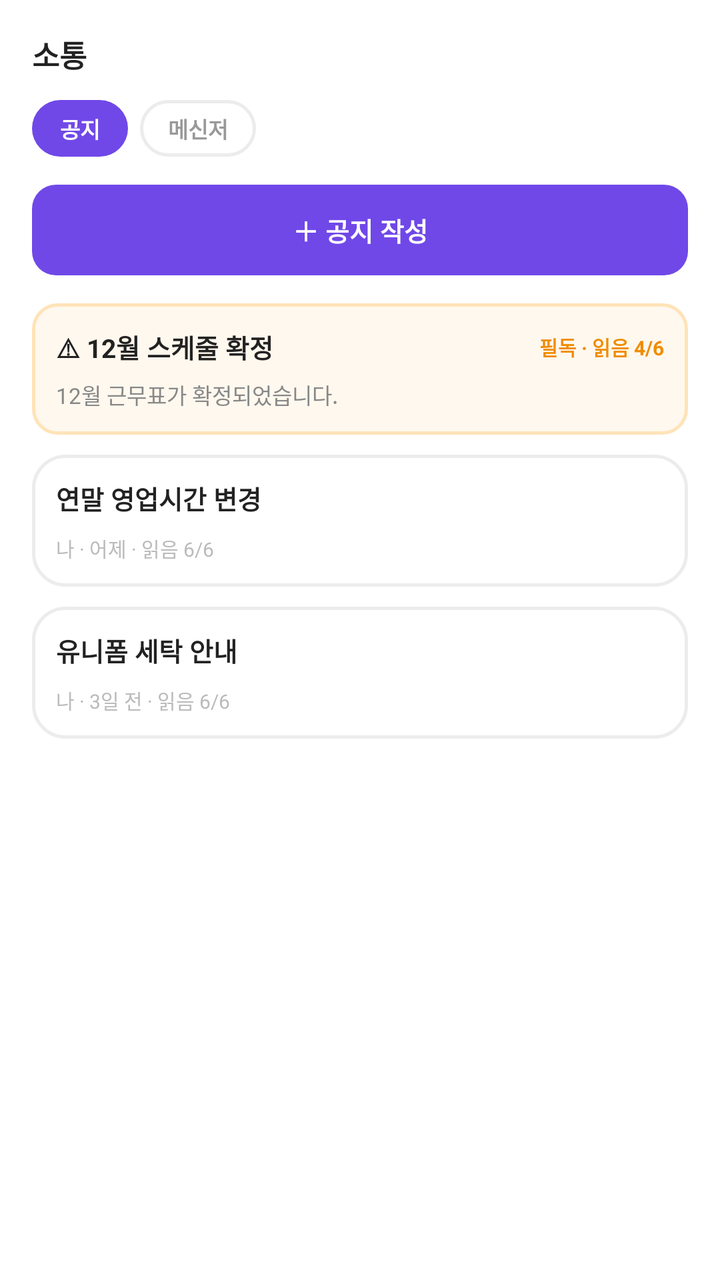
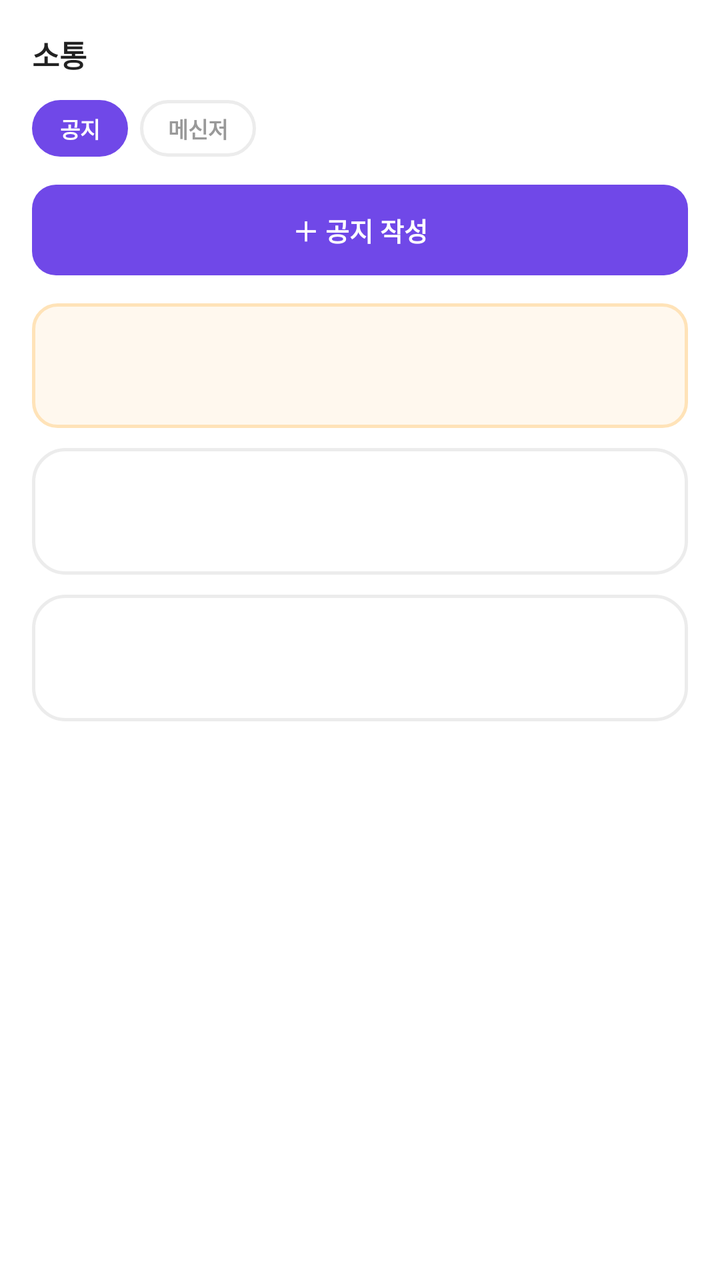

Compare the two renders of this Android layout. The source of the first and the diff that turns it into the second are given below.
<!-- AndroidManifest.xml: application theme Theme.PTManagerEmployer -->
<!-- res/layout/fragment_communication.xml -->
<?xml version="1.0" encoding="utf-8"?>
<androidx.core.widget.NestedScrollView xmlns:android="http://schemas.android.com/apk/res/android"
    android:layout_width="match_parent"
    android:layout_height="match_parent"
    android:background="@color/white"
    android:fillViewport="true">

    <LinearLayout
        android:layout_width="match_parent"
        android:layout_height="wrap_content"
        android:orientation="vertical"
        android:paddingHorizontal="16dp"
        android:paddingTop="16dp"
        android:paddingBottom="24dp">

        <TextView
            android:layout_width="wrap_content"
            android:layout_height="wrap_content"
            android:text="소통"
            android:textColor="@color/text_primary"
            android:textSize="15sp"
            android:textStyle="bold" />

        <LinearLayout
            android:layout_width="wrap_content"
            android:layout_height="wrap_content"
            android:layout_marginTop="12dp"
            android:orientation="horizontal">

            <TextView
                android:layout_width="wrap_content"
                android:layout_height="wrap_content"
                android:background="@drawable/bg_pill_active"
                android:text="공지"
                android:textColor="@color/white"
                android:textSize="11sp"
                android:textStyle="bold"
                android:paddingHorizontal="14dp"
                android:paddingVertical="6dp" />

            <TextView
                android:layout_width="wrap_content"
                android:layout_height="wrap_content"
                android:layout_marginStart="6dp"
                android:background="@drawable/bg_pill"
                android:text="메신저"
                android:textColor="@color/text_tertiary"
                android:textSize="11sp"
                android:textStyle="bold"
                android:paddingHorizontal="14dp"
                android:paddingVertical="6dp" />
        </LinearLayout>

        <TextView
            android:id="@+id/btn_write_notice"
            android:layout_width="match_parent"
            android:layout_height="wrap_content"
            android:layout_marginTop="14dp"
            android:background="@drawable/bg_btn_primary"
            android:text="＋ 공지 작성"
            android:textColor="@color/white"
            android:textSize="13sp"
            android:textStyle="bold"
            android:gravity="center"
            android:paddingVertical="13dp"
            android:foreground="?attr/selectableItemBackground" />

        
        <LinearLayout
            android:layout_width="match_parent"
            android:layout_height="wrap_content"
            android:layout_marginTop="14dp"
            android:orientation="vertical"
            android:background="@drawable/bg_card_warn"
            android:padding="12dp">

            <LinearLayout
                android:layout_width="match_parent"
                android:layout_height="wrap_content"
                android:orientation="horizontal"
                android:gravity="center_vertical">

                <TextView
                    android:layout_width="0dp"
                    android:layout_height="wrap_content"
                    android:layout_weight="1"
                    android:text="⚠ 12월 스케줄 확정"
                    android:textColor="@color/text_primary"
                    android:textSize="13sp"
                    android:textStyle="bold" />

                <TextView
                    android:layout_width="wrap_content"
                    android:layout_height="wrap_content"
                    android:text="필독 · 읽음 4/6"
                    android:textColor="@color/warn_orange"
                    android:textSize="10sp"
                    android:textStyle="bold" />
            </LinearLayout>

            <TextView
                android:layout_width="wrap_content"
                android:layout_height="wrap_content"
                android:layout_marginTop="6dp"
                android:text="12월 근무표가 확정되었습니다."
                android:textColor="@color/text_secondary"
                android:textSize="11sp" />
        </LinearLayout>

        
        <LinearLayout
            android:layout_width="match_parent"
            android:layout_height="wrap_content"
            android:layout_marginTop="10dp"
            android:orientation="vertical"
            android:background="@drawable/bg_card"
            android:padding="12dp">

            <TextView
                android:layout_width="wrap_content"
                android:layout_height="wrap_content"
                android:text="연말 영업시간 변경"
                android:textColor="@color/text_primary"
                android:textSize="13sp"
                android:textStyle="bold" />

            <TextView
                android:layout_width="wrap_content"
                android:layout_height="wrap_content"
                android:layout_marginTop="8dp"
                android:text="나 · 어제 · 읽음 6/6"
                android:textColor="@color/text_hint"
                android:textSize="10sp" />
        </LinearLayout>

        
        <LinearLayout
            android:layout_width="match_parent"
            android:layout_height="wrap_content"
            android:layout_marginTop="10dp"
            android:orientation="vertical"
            android:background="@drawable/bg_card"
            android:padding="12dp">

            <TextView
                android:layout_width="wrap_content"
                android:layout_height="wrap_content"
                android:text="유니폼 세탁 안내"
                android:textColor="@color/text_primary"
                android:textSize="13sp"
                android:textStyle="bold" />

            <TextView
                android:layout_width="wrap_content"
                android:layout_height="wrap_content"
                android:layout_marginTop="8dp"
                android:text="나 · 3일 전 · 읽음 6/6"
                android:textColor="@color/text_hint"
                android:textSize="10sp" />
        </LinearLayout>
    </LinearLayout>
</androidx.core.widget.NestedScrollView>
<!-- resources referenced by this layout -->
<resources>
  <color name="text_hint">#BBBBBB</color>
  <color name="text_primary">#222222</color>
  <color name="text_secondary">#888888</color>
  <color name="text_tertiary">#999999</color>
  <color name="warn_orange">#F08C00</color>
  <color name="white">#FFFFFFFF</color>
  <!-- drawable bg_btn_primary (drawable) -->
  <?xml version="1.0" encoding="utf-8"?>
  <shape xmlns:android="http://schemas.android.com/apk/res/android" android:shape="rectangle">
      <solid android:color="@color/brand" />
      <corners android:radius="12dp" />
  </shape>
  <!-- drawable bg_card (drawable) -->
  <?xml version="1.0" encoding="utf-8"?>
  <shape xmlns:android="http://schemas.android.com/apk/res/android" android:shape="rectangle">
      <solid android:color="@color/white" />
      <corners android:radius="16dp" />
      <stroke android:width="1.5dp" android:color="@color/border" />
  </shape>
  <!-- drawable bg_card_warn (drawable) -->
  <?xml version="1.0" encoding="utf-8"?>
  <shape xmlns:android="http://schemas.android.com/apk/res/android" android:shape="rectangle">
      <solid android:color="@color/warn_bg" />
      <corners android:radius="12dp" />
      <stroke android:width="1.5dp" android:color="@color/warn_border" />
  </shape>
  <!-- drawable bg_pill (drawable) -->
  <?xml version="1.0" encoding="utf-8"?>
  <shape xmlns:android="http://schemas.android.com/apk/res/android" android:shape="rectangle">
      <solid android:color="@color/white" />
      <corners android:radius="999dp" />
      <stroke android:width="1.5dp" android:color="@color/border" />
  </shape>
  <!-- drawable bg_pill_active (drawable) -->
  <?xml version="1.0" encoding="utf-8"?>
  <shape xmlns:android="http://schemas.android.com/apk/res/android" android:shape="rectangle">
      <solid android:color="@color/brand" />
      <corners android:radius="999dp" />
  </shape>
  <style name="Theme.PTManagerEmployer" parent="Base.Theme.PTManagerEmployer" />
  <color name="brand">#7048E8</color>
  <color name="border">#ECECEC</color>
  <color name="warn_bg">#FFF8EE</color>
  <color name="warn_border">#FFE3B8</color>
  <style name="Base.Theme.PTManagerEmployer" parent="Theme.Material3.Light.NoActionBar">
          <item name="colorPrimary">@color/brand</item>
          <item name="colorOnPrimary">@color/white</item>
          <item name="colorSurface">@color/white</item>
          <item name="colorOnSurface">@color/text_primary</item>
          <item name="android:colorBackground">@color/white</item>
          <item name="android:statusBarColor">@color/white</item>
          <item name="android:navigationBarColor">@color/white</item>
          <item name="android:windowLightStatusBar">true</item>
          <item name="android:windowLightNavigationBar" tools:targetApi="o_mr1">true</item>
      </style>
</resources>

<!-- the commit's change to res/layout/fragment_communication.xml (unified diff, before → after) -->
@@ -84,7 +84,7 @@
                     android:layout_width="0dp"
                     android:layout_height="wrap_content"
                     android:layout_weight="1"
-                    android:text="⚠ 12월 스케줄 확정"
+                    android:text=""
                     android:textColor="@color/text_primary"
                     android:textSize="13sp"
                     android:textStyle="bold" />
@@ -92,7 +92,7 @@
                 <TextView
                     android:layout_width="wrap_content"
                     android:layout_height="wrap_content"
-                    android:text="필독 · 읽음 4/6"
+                    android:text=""
                     android:textColor="@color/warn_orange"
                     android:textSize="10sp"
                     android:textStyle="bold" />
@@ -102,7 +102,7 @@
                 android:layout_width="wrap_content"
                 android:layout_height="wrap_content"
                 android:layout_marginTop="6dp"
-                android:text="12월 근무표가 확정되었습니다."
+                android:text=""
                 android:textColor="@color/text_secondary"
                 android:textSize="11sp" />
         </LinearLayout>
@@ -119,7 +119,7 @@
             <TextView
                 android:layout_width="wrap_content"
                 android:layout_height="wrap_content"
-                android:text="연말 영업시간 변경"
+                android:text=""
                 android:textColor="@color/text_primary"
                 android:textSize="13sp"
                 android:textStyle="bold" />
@@ -128,7 +128,7 @@
                 android:layout_width="wrap_content"
                 android:layout_height="wrap_content"
                 android:layout_marginTop="8dp"
-                android:text="나 · 어제 · 읽음 6/6"
+                android:text=""
                 android:textColor="@color/text_hint"
                 android:textSize="10sp" />
         </LinearLayout>
@@ -145,7 +145,7 @@
             <TextView
                 android:layout_width="wrap_content"
                 android:layout_height="wrap_content"
-                android:text="유니폼 세탁 안내"
+                android:text=""
                 android:textColor="@color/text_primary"
                 android:textSize="13sp"
                 android:textStyle="bold" />
@@ -154,7 +154,7 @@
                 android:layout_width="wrap_content"
                 android:layout_height="wrap_content"
                 android:layout_marginTop="8dp"
-                android:text="나 · 3일 전 · 읽음 6/6"
+                android:text=""
                 android:textColor="@color/text_hint"
                 android:textSize="10sp" />
         </LinearLayout>
